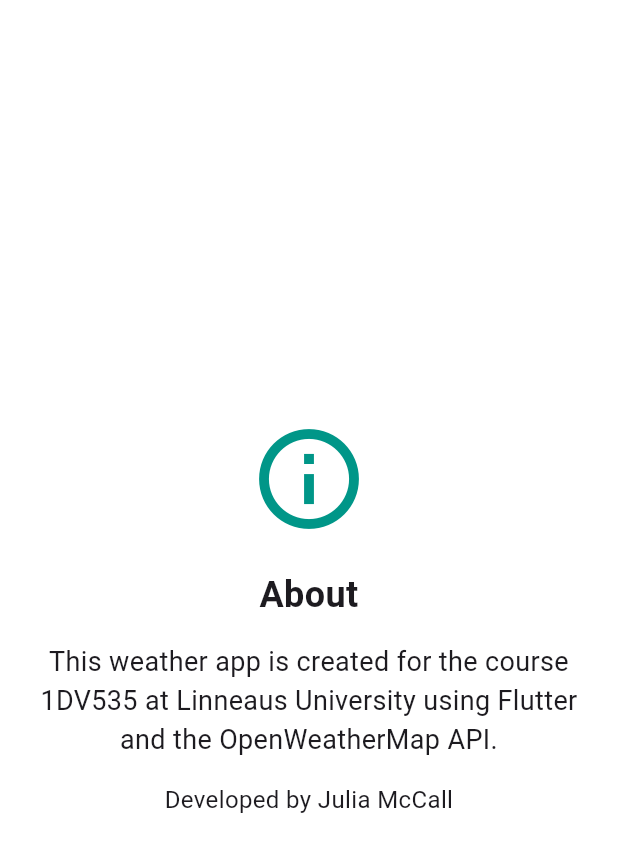
After one commit to mccalljulia/weather_app, a Flutter app: the AboutPage screen opened directly, on a phone screen of 412 x 824 dp. The commit adds this screen. Shown: the top 852 px of the screen. Run offline on Flutter 3.47's test engine with Material 3 defaults, Android fonts, the phone set to English and light mode, and no system bars; our stand-ins replace google_fonts.

Commit message:
#1 Add basic 'About' page

```diff
--- a/lib/main.dart
+++ b/lib/main.dart
@@ -1,4 +1,5 @@
 import 'package:flutter/material.dart';
+import 'package:google_fonts/google_fonts.dart';
 import 'package:weather_app/pages/home_page.dart';
 
 void main() {
@@ -11,9 +12,11 @@ class WeatherApp extends StatelessWidget {
   @override
   Widget build(BuildContext context) {
     return MaterialApp(
+      debugShowCheckedModeBanner: false,
       title: 'Weather App',
       theme: ThemeData(
         colorScheme: ColorScheme.fromSeed(seedColor: Colors.blueAccent),
+        textTheme: GoogleFonts.robotoTextTheme(),
       ),
       home: const HomePage(),
     );
--- /dev/null
+++ b/lib/pages/about_page.dart
@@ -0,0 +1,47 @@
+import 'package:flutter/material.dart';
+import 'package:google_fonts/google_fonts.dart';
+
+class AboutPage extends StatefulWidget {
+  const AboutPage({super.key});
+
+  @override
+  State<AboutPage> createState() => _AboutPageState();
+}
+
+class _AboutPageState extends State<AboutPage> {
+  @override
+  Widget build(BuildContext context) {
+    return Scaffold(
+      backgroundColor: Colors.white,
+      body: Center(
+        child: Padding(
+          padding: const EdgeInsets.all(24),
+          child: Column(
+            mainAxisAlignment: MainAxisAlignment.center,
+            children: const [
+              Icon(Icons.info_outline, size: 80, color: Colors.teal),
+              SizedBox(height: 20),
+              Text(
+                'About',
+                style: TextStyle(fontSize: 24, fontWeight: FontWeight.bold),
+                textAlign: TextAlign.center,
+                ),
+              SizedBox(height: 15),
+              Text(
+                'This weather app is created for the course 1DV535 at Linneaus University using Flutter and the OpenWeatherMap API.',
+                style: TextStyle(fontSize: 18),
+                textAlign: TextAlign.center,
+              ),
+              SizedBox(height: 15),
+              Text(
+                'Developed by Julia McCall',
+                style: TextStyle(fontSize: 16),
+                textAlign: TextAlign.center,
+              ),
+            ],
+          ),
+        ),
+      ),
+    );
+  }
+}
```
